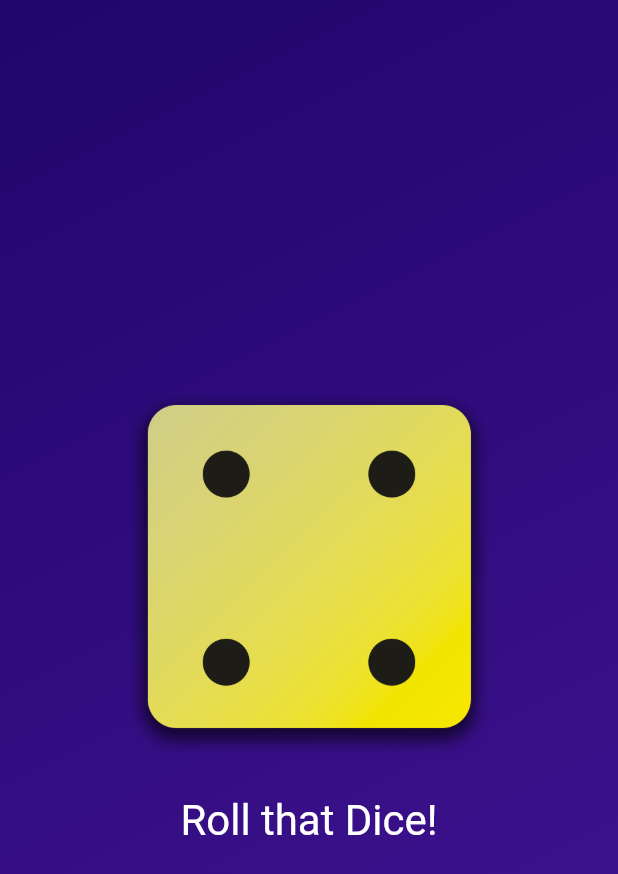
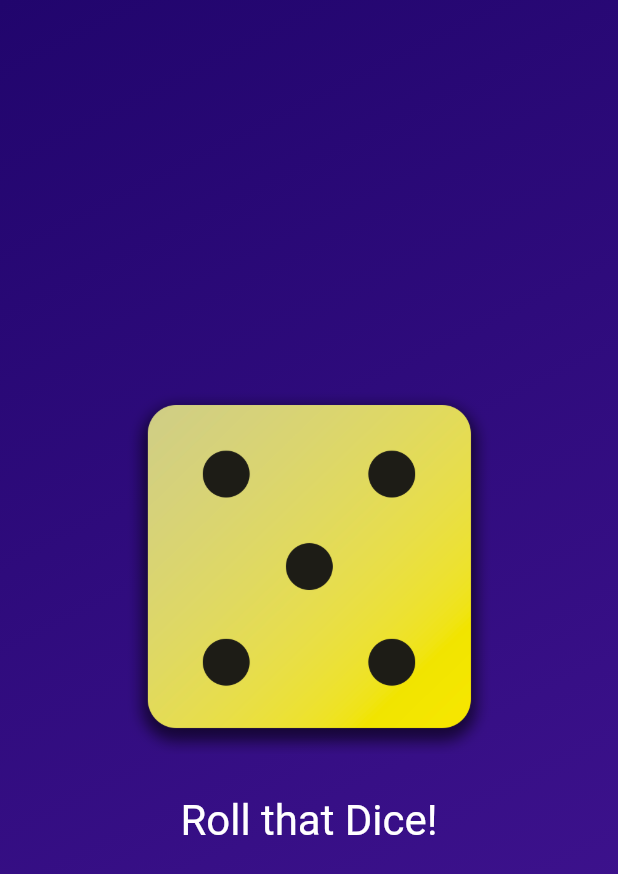
Before and after one commit to flutter-development-rboriba/first_app, a Flutter app: the screen it shows after launch, after a tap on "Roll that Dice!", on a phone screen of 412 x 824 dp. Shown: the top 874 px of the screen. Run offline on Flutter 3.47's test engine with Material 3 defaults, Android fonts, the phone set to English and light mode, and no system bars.

```diff
--- a/lib/dice_roller.dart
+++ b/lib/dice_roller.dart
@@ -1,4 +1,8 @@
 import 'package:flutter/material.dart';
+
+import 'dart:math';
+
+final randomizer = Random();
 
 class DiceRoller extends StatefulWidget {
   const DiceRoller({super.key});
@@ -10,11 +14,11 @@ class DiceRoller extends StatefulWidget {
 }
 
 class _DiceRollerState extends State<DiceRoller> {
-  var activeDiceImage = 'assets/images/dice-2.png';
+  var currentDiceRoll = 3;
 
   void rollDice() {
     setState(() {
-      activeDiceImage = 'assets/images/dice-4.png';
+      currentDiceRoll = randomizer.nextInt(6) + 1;
     });
   }
 
@@ -24,7 +28,7 @@ class _DiceRollerState extends State<DiceRoller> {
       mainAxisSize: MainAxisSize.min,
       children: [
         Image.asset(
-          activeDiceImage,
+          'assets/images/dice-$currentDiceRoll.png',
           width: 250,
         ),
         const SizedBox(height: 20),
```
